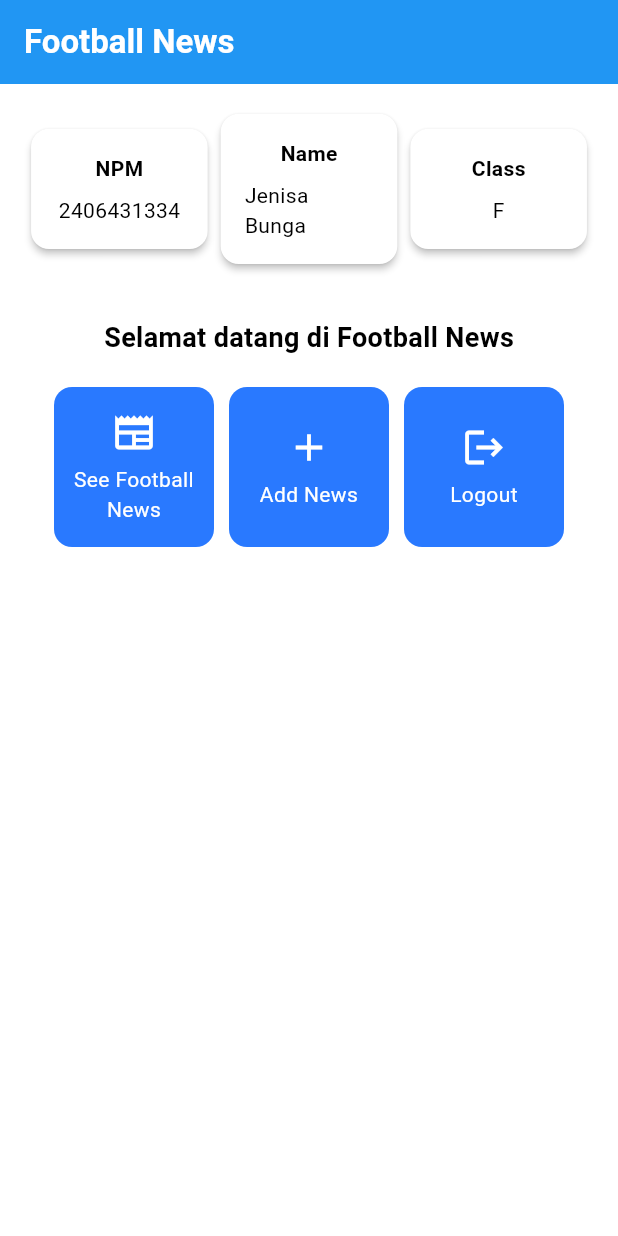
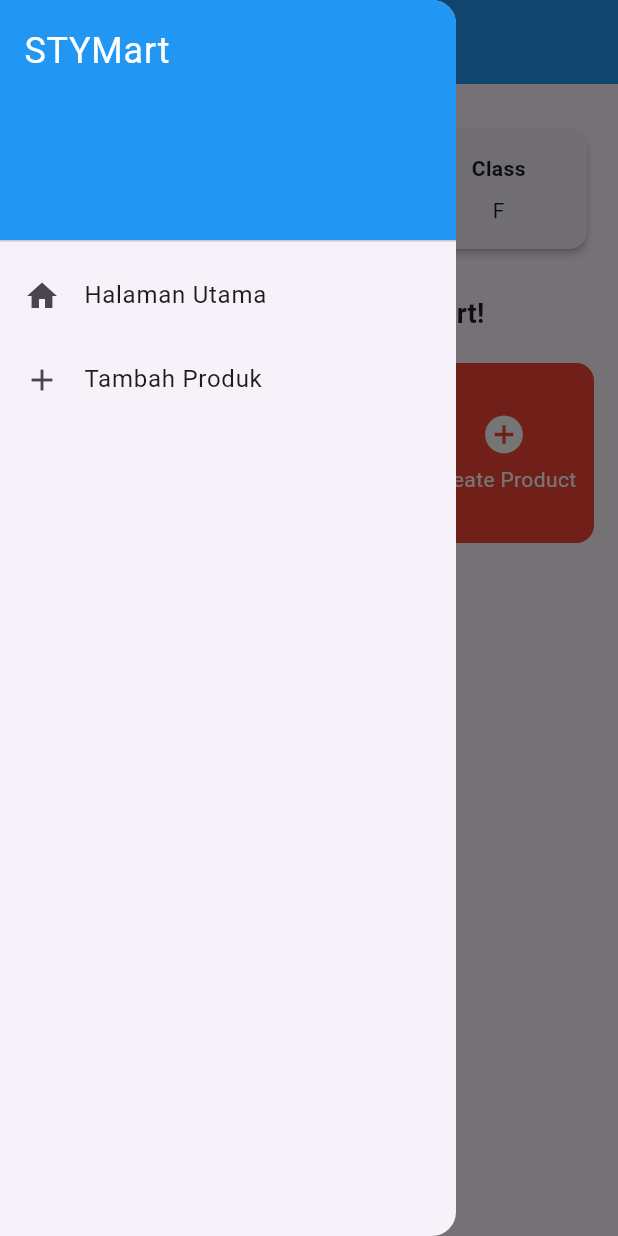
Before and after one commit to jebs-tech/STYMartMobile, a Flutter app: the screen it shows after launch, with the side drawer open (before the commit the screen has no drawer), on a phone screen of 412 x 824 dp. Run offline on Flutter 3.47's test engine with Material 3 defaults, Android fonts, the phone set to English and light mode, and no system bars.

Commit message:
Menamatkan Tugas 8

```diff
--- a/lib/main.dart
+++ b/lib/main.dart
@@ -1,38 +1,18 @@
-
 import 'package:flutter/material.dart';
-import 'package:sty_mart/menu.dart';
+import 'screens/menu.dart';
 
 void main() {
-  runApp(const MyApp());
+  runApp(const BolabaleStoreApp());
 }
 
-class MyApp extends StatelessWidget {
-  const MyApp({super.key});
+class BolabaleStoreApp extends StatelessWidget {
+  const BolabaleStoreApp({super.key});
 
-  // This widget is the root of your application.
   @override
   Widget build(BuildContext context) {
     return MaterialApp(
-      title: 'Flutter Demo',
-      theme: ThemeData(
-        // This is the theme of your application.
-        //
-        // TRY THIS: Try running your application with "flutter run". You'll see
-        // the application has a purple toolbar. Then, without quitting the app,
-        // try changing the seedColor in the colorScheme below to Colors.green
-        // and then invoke "hot reload" (save your changes or press the "hot
-        // reload" button in a Flutter-supported IDE, or press "r" if you used
-        // the command line to start the app).
-        //
-        // Notice that the counter didn't reset back to zero; the application
-        // state is not lost during the reload. To reset the state, use hot
-        // restart instead.
-        //
-        // This works for code too, not just values: Most code changes can be
-        // tested with just a hot reload.
-         colorScheme: ColorScheme.fromSwatch(primarySwatch: Colors.blue)
- .copyWith(secondary: Colors.blueAccent[400]),
-      ),
+      title: 'STYMart',
+      theme: ThemeData(primarySwatch: Colors.blue),
       home: MyHomePage(),
     );
   }
--- a/lib/menu.dart
+++ /dev/null
@@ -1,188 +0,0 @@
-import 'package:flutter/material.dart';
-
-class MyHomePage extends StatelessWidget {
-    MyHomePage({super.key}); //sudah ada pada code sebelumnya
-
-    final String nama = "Jenisa Bunga"; //nama
-    final String npm = "2406431334"; //npm
-    final String kelas = "F"; //kelas
-
-    final List<ItemHomepage> items = [
-    ItemHomepage("See Football News", Icons.newspaper),
-    ItemHomepage("Add News", Icons.add),
-    ItemHomepage("Logout", Icons.logout),
-    ];
-
-    @override
-    Widget build(BuildContext context) {
-    // Scaffold menyediakan struktur dasar halaman dengan AppBar dan body.
-    return Scaffold(
-      // AppBar adalah bagian atas halaman yang menampilkan judul.
-      appBar: AppBar(
-        // Judul aplikasi "Football News" dengan teks putih dan tebal.
-        title: const Text(
-          'Football News',
-          style: TextStyle(
-            color: Colors.white,
-            fontWeight: FontWeight.bold,
-          ),
-        ),
-        // Warna latar belakang AppBar diambil dari skema warna tema aplikasi.
-        backgroundColor: Theme.of(context).colorScheme.primary,
-      ),
-      // Body halaman dengan padding di sekelilingnya.
-      body: Padding(
-        padding: const EdgeInsets.all(16.0),
-        // Menyusun widget secara vertikal dalam sebuah kolom.
-        child: Column(
-          crossAxisAlignment: CrossAxisAlignment.center,
-          children: [
-            // Row untuk menampilkan 3 InfoCard secara horizontal.
-            Row(
-              mainAxisAlignment: MainAxisAlignment.spaceEvenly,
-              children: [
-                InfoCard(title: 'NPM', content: npm),
-                InfoCard(title: 'Name', content: nama),
-                InfoCard(title: 'Class', content: kelas),
-              ],
-            ),
-
-            // Memberikan jarak vertikal 16 unit.
-            const SizedBox(height: 16.0),
-
-            // Menempatkan widget berikutnya di tengah halaman.
-            Center(
-              child: Column(
-                // Menyusun teks dan grid item secara vertikal.
-
-                children: [
-                  // Menampilkan teks sambutan dengan gaya tebal dan ukuran 18.
-                  const Padding(
-                    padding: EdgeInsets.only(top: 16.0),
-                    child: Text(
-                      'Selamat datang di Football News',
-                      style: TextStyle(
-                        fontWeight: FontWeight.bold,
-                        fontSize: 18.0,
-                      ),
-                    ),
-                  ),
-
-                  // Grid untuk menampilkan ItemCard dalam bentuk grid 3 kolom.
-                  GridView.count(
-                    primary: true,
-                    padding: const EdgeInsets.all(20),
-                    crossAxisSpacing: 10,
-                    mainAxisSpacing: 10,
-                    crossAxisCount: 3,
-                    // Agar grid menyesuaikan tinggi kontennya.
-                    shrinkWrap: true,
-
-                    // Menampilkan ItemCard untuk setiap item dalam list items.
-                    children: items.map((ItemHomepage item) {
-                      return ItemCard(item);
-                    }).toList(),
-                  ),
-                ],
-              ),
-            ),
-          ],
-        ),
-      ),
-    );
-  }
-}
-
-class InfoCard extends StatelessWidget {
-  // Kartu informasi yang menampilkan title dan content.
-
-  final String title;  // Judul kartu.
-  final String content;  // Isi kartu.
-
-  const InfoCard({super.key, required this.title, required this.content});
-
-  @override
-  Widget build(BuildContext context) {
-    return Card(
-      // Membuat kotak kartu dengan bayangan dibawahnya.
-      elevation: 2.0,
-      child: Container(
-        // Mengatur ukuran dan jarak di dalam kartu.
-        width: MediaQuery.of(context).size.width / 3.5, // menyesuaikan dengan lebar device yang digunakan.
-        padding: const EdgeInsets.all(16.0),
-        // Menyusun title dan content secara vertikal.
-        child: Column(
-          children: [
-            Text(
-              title,
-              style: const TextStyle(fontWeight: FontWeight.bold),
-            ),
-            const SizedBox(height: 8.0),
-            Text(content),
-          ],
-        ),
-      ),
-    );
-  }
-}
-
-class ItemHomepage {
- final String name;
- final IconData icon;
-
- ItemHomepage(this.name, this.icon);
-}
-
-class ItemCard extends StatelessWidget {
-  // Menampilkan kartu dengan ikon dan nama.
-
-  final ItemHomepage item;
-
-  const ItemCard(this.item, {super.key});
-
-  @override
-  Widget build(BuildContext context) {
-    return Material(
-      // Menentukan warna latar belakang dari tema aplikasi.
-      color: Theme.of(context).colorScheme.secondary,
-      // Membuat sudut kartu melengkung.
-      borderRadius: BorderRadius.circular(12),
-
-      child: InkWell(
-        // Aksi ketika kartu ditekan.
-        onTap: () {
-          // Menampilkan pesan SnackBar saat kartu ditekan.
-          ScaffoldMessenger.of(context)
-            ..hideCurrentSnackBar()
-            ..showSnackBar(
-              SnackBar(content: Text("Kamu telah menekan tombol ${item.name}!"))
-            );
-        },
-        // Container untuk menyimpan Icon dan Text
-        child: Container(
-          padding: const EdgeInsets.all(8),
-          child: Center(
-            child: Column(
-              // Menyusun ikon dan teks di tengah kartu.
-              mainAxisAlignment: MainAxisAlignment.center,
-              children: [
-                Icon(
-                  item.icon,
-                  color: Colors.white,
-                  size: 30.0,
-                ),
-                const Padding(padding: EdgeInsets.all(3)),
-                Text(
-                  item.name,
-                  textAlign: TextAlign.center,
-                  style: const TextStyle(color: Colors.white),
-                ),
-              ],
-            ),
-          ),
-        ),
-      ),
-    );
-  }
-
-}
--- /dev/null
+++ b/lib/screens/menu.dart
@@ -0,0 +1,141 @@
+import 'package:flutter/material.dart';
+import '../widgets/left_drawer.dart';
+import 'product_form_page.dart';
+
+class MyHomePage extends StatelessWidget {
+  MyHomePage({super.key});
+
+  final String nama = "Jenisa Bunga";
+  final String npm = "2406431334";
+  final String kelas = "F";
+
+  final List<ItemHomepage> items = [
+    ItemHomepage("All Products", Icons.shopping_bag, Colors.blue),
+    ItemHomepage("My Products", Icons.inventory, Colors.green),
+    ItemHomepage("Create Product", Icons.add_circle, Colors.red),
+  ];
+
+  @override
+  Widget build(BuildContext context) {
+    return Scaffold(
+      appBar: AppBar(
+        title: const Text(
+          'STYMart',
+          style: TextStyle(color: Colors.white, fontWeight: FontWeight.bold),
+        ),
+        backgroundColor: Colors.blue,
+      ),
+      drawer: const LeftDrawer(),
+      body: Padding(
+        padding: const EdgeInsets.all(16.0),
+        child: Column(
+          crossAxisAlignment: CrossAxisAlignment.center,
+          children: [
+            Row(
+              mainAxisAlignment: MainAxisAlignment.spaceEvenly,
+              children: [
+                InfoCard(title: 'NPM', content: npm),
+                InfoCard(title: 'Name', content: nama),
+                InfoCard(title: 'Class', content: kelas),
+              ],
+            ),
+            const SizedBox(height: 16.0),
+            const Text(
+              'Selamat datang di STYMart!',
+              style: TextStyle(fontWeight: FontWeight.bold, fontSize: 18.0),
+            ),
+            const SizedBox(height: 20),
+
+            Expanded(
+              child: GridView.count(
+                crossAxisCount: 3,
+                crossAxisSpacing: 10,
+                mainAxisSpacing: 10,
+                children: items.map((item) => ItemCard(item)).toList(),
+              ),
+            ),
+          ],
+        ),
+      ),
+    );
+  }
+}
+
+class InfoCard extends StatelessWidget {
+  final String title;
+  final String content;
+
+  const InfoCard({super.key, required this.title, required this.content});
+
+  @override
+  Widget build(BuildContext context) {
+    return Card(
+      elevation: 2.0,
+      child: Container(
+        width: MediaQuery.of(context).size.width / 3.5,
+        padding: const EdgeInsets.all(16.0),
+        child: Column(
+          children: [
+            Text(title, style: const TextStyle(fontWeight: FontWeight.bold)),
+            const SizedBox(height: 8.0),
+            Text(content),
+          ],
+        ),
+      ),
+    );
+  }
+}
+
+class ItemHomepage {
+  final String name;
+  final IconData icon;
+  final Color color;
+
+  ItemHomepage(this.name, this.icon, this.color);
+}
+
+class ItemCard extends StatelessWidget {
+  final ItemHomepage item;
+
+  const ItemCard(this.item, {super.key});
+
+  @override
+  Widget build(BuildContext context) {
+    return Material(
+      color: item.color,
+      borderRadius: BorderRadius.circular(12),
+      child: InkWell(
+        onTap: () {
+          if (item.name == "Create Product") {
+            Navigator.pushReplacement(
+              context,
+              MaterialPageRoute(builder: (context) => const ProductFormPage()),
+            );
+          } else {
+            ScaffoldMessenger.of(context)
+              ..hideCurrentSnackBar()
+              ..showSnackBar(
+                SnackBar(content: Text("Kamu menekan ${item.name}!")),
+              );
+          }
+        },
+
+        child: Container(
+          padding: const EdgeInsets.all(8),
+          child: Center(
+            child: Column(
+              mainAxisAlignment: MainAxisAlignment.center,
+              children: [
+                Icon(item.icon, color: Colors.white, size: 30.0),
+                const SizedBox(height: 5),
+                Text(item.name,
+                    textAlign: TextAlign.center,
+                    style: const TextStyle(color: Colors.white)),
+              ],
+            ),
+          ),
+        ),
+      ),
+    );
+  }
+}
--- /dev/null
+++ b/lib/widgets/left_drawer.dart
@@ -0,0 +1,45 @@
+import 'package:flutter/material.dart';
+import '../screens/menu.dart';
+import '../screens/product_form_page.dart';
+
+class LeftDrawer extends StatelessWidget {
+  const LeftDrawer({super.key});
+
+  @override
+  Widget build(BuildContext context) {
+    return Drawer(
+      child: ListView(
+        children: [
+          const DrawerHeader(
+            decoration: BoxDecoration(color: Colors.blue),
+            child: Text(
+              'STYMart',
+              style: TextStyle(color: Colors.white, fontSize: 24),
+            ),
+          ),
+          ListTile(
+            leading: const Icon(Icons.home),
+            title: const Text("Halaman Utama"),
+            onTap: () {
+              Navigator.pushReplacement(
+                context,
+                MaterialPageRoute(builder: (context) => MyHomePage()),
+              );
+            },
+          ),
+          ListTile(
+            leading: const Icon(Icons.add),
+            title: const Text("Tambah Produk"),
+            onTap: () {
+              Navigator.pushReplacement(
+                context,
+                MaterialPageRoute(
+                    builder: (context) => const ProductFormPage()),
+              );
+            },
+          ),
+        ],
+      ),
+    );
+  }
+}
```
Also changed, not shown: lib/screens/product_form_page.dart (added, +279 -0 lines), lib/widgets/product_card.dart (added, +37 -0 lines), 2 other files.
